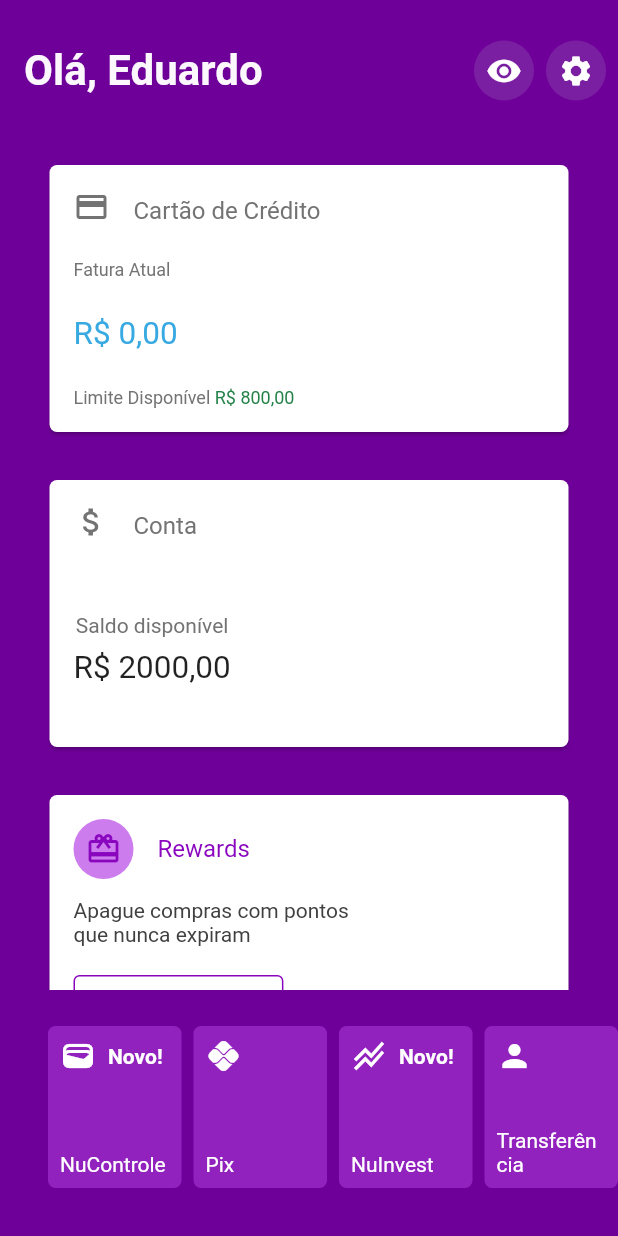
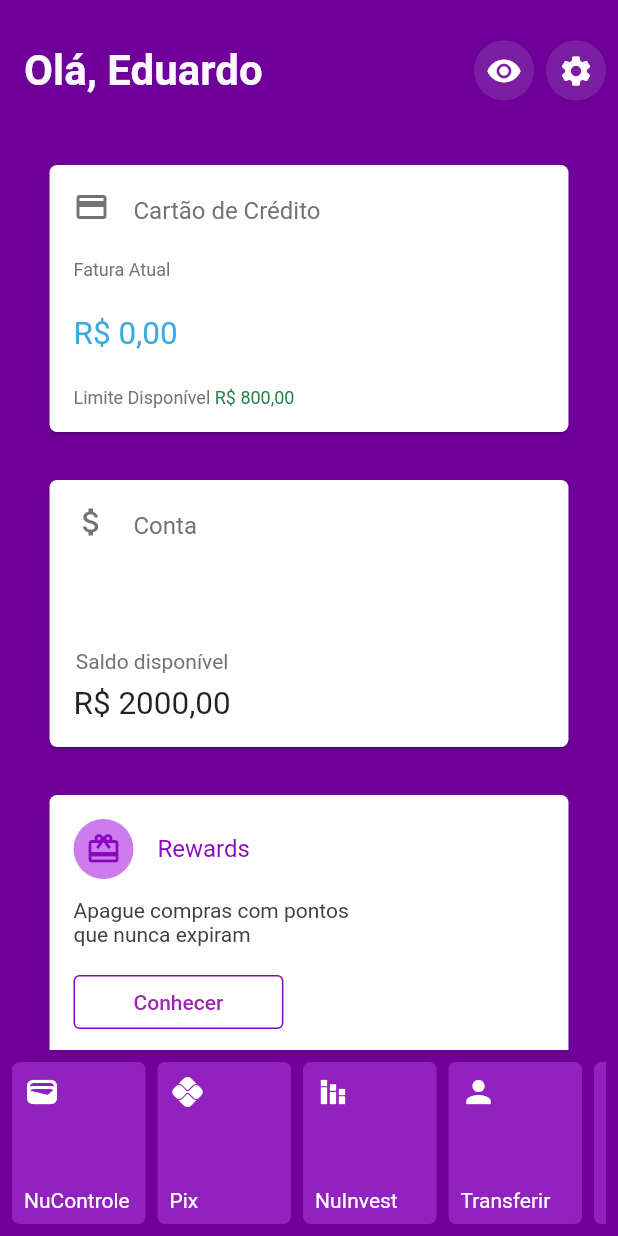
Before and after one commit to ThiagoTorres1/NuCopy, a Flutter app: the screen it shows after launch, on a phone screen of 412 x 824 dp. Run offline on Flutter 3.47's test engine with Material 2 defaults, Android fonts, the phone set to English and light mode, and no system bars.

Commit message:
Finishing the app

```diff
--- a/lib/components/body_info.dart
+++ b/lib/components/body_info.dart
@@ -1,5 +1,5 @@
 import 'package:flutter/material.dart';
-import 'package:nu_copy/components/component_card.dart';
+import 'package:nu_copy/components/card_component.dart';
 
 class BodyInfo extends StatelessWidget {
   const BodyInfo({Key? key}) : super(key: key);
@@ -9,13 +9,8 @@
     return SingleChildScrollView(
       child: Column(
         children: [
-          ComponentCard(
-            child: Padding(
-              padding: const EdgeInsets.all(16),
-              child: Column(
-                crossAxisAlignment: CrossAxisAlignment.start,
-                mainAxisAlignment: MainAxisAlignment.spaceBetween,
-                children: [
+          CardComponent(
+            child: [
               Row(
                 crossAxisAlignment: CrossAxisAlignment.end,
                 children: const [
@@ -65,20 +60,8 @@
               ),
             ],
           ),
-            ),
-          ),
-          ComponentCard(
-            child: Padding(
-              padding: const EdgeInsets.only(
-                top: 16,
-                left: 16,
-                right: 16,
-                bottom: 40,
-              ),
-              child: Column(
-                crossAxisAlignment: CrossAxisAlignment.start,
-                mainAxisAlignment: MainAxisAlignment.spaceBetween,
-                children: [
+          CardComponent(
+            child: [
               Row(
                 crossAxisAlignment: CrossAxisAlignment.end,
                 children: const [
@@ -116,15 +99,8 @@
               ),
             ],
           ),
-            ),
-          ),
-          ComponentCard(
-            child: Padding(
-              padding: const EdgeInsets.all(16),
-              child: Column(
-                crossAxisAlignment: CrossAxisAlignment.start,
-                mainAxisAlignment: MainAxisAlignment.spaceBetween,
-                children: [
+          CardComponent(
+            child: [
               Row(
                 children: const [
                   CircleAvatar(
@@ -169,15 +145,8 @@
               )
             ],
           ),
-            ),
-          ),
-          ComponentCard(
-            child: Padding(
-              padding: const EdgeInsets.all(16),
-              child: Column(
-                crossAxisAlignment: CrossAxisAlignment.start,
-                mainAxisAlignment: MainAxisAlignment.spaceBetween,
-                children: [
+          CardComponent(
+            child: [
               Row(
                 children: const [
                   CircleAvatar(
@@ -222,8 +191,6 @@
               )
             ],
           ),
-            ),
-          ),
         ],
       ),
     );
--- /dev/null
+++ b/lib/components/bottom_button.dart
@@ -0,0 +1,42 @@
+import 'package:flutter/material.dart';
+
+class BottomButtom extends StatelessWidget {
+  final IconData? icon;
+  final String? content;
+  const BottomButtom({Key? key, this.icon, this.content}) : super(key: key);
+
+  @override
+  Widget build(BuildContext context) {
+    return Container(
+      decoration: BoxDecoration(
+        borderRadius: BorderRadius.circular(5),
+        color: const Color.fromRGBO(146, 34, 190, 1),
+      ),
+      height: 113,
+      width: 89,
+      child: Padding(
+        padding: const EdgeInsets.all(8),
+        child: Column(
+          mainAxisAlignment: MainAxisAlignment.spaceBetween,
+          crossAxisAlignment: CrossAxisAlignment.start,
+          children: [
+            Row(
+              children: [
+                Icon(
+                  icon!,
+                  color: Colors.white,
+                ),
+              ],
+            ),
+            Text(
+              content!,
+              style: const TextStyle(
+                color: Colors.white,
+              ),
+            ),
+          ],
+        ),
+      ),
+    );
+  }
+}
--- a/lib/components/bottom_navigation_info.dart
+++ /dev/null
@@ -1,170 +0,0 @@
-import 'package:flutter/material.dart';
-
-class BottomInfo extends StatelessWidget {
-  const BottomInfo({Key? key}) : super(key: key);
-
-  @override
-  Widget build(BuildContext context) {
-    return SingleChildScrollView(
-      scrollDirection: Axis.horizontal,
-      child: Container(
-        height: 164,
-        child: Padding(
-          padding: const EdgeInsets.only(
-            top: 24,
-            left: 32,
-            bottom: 32,
-          ),
-          child: Row(
-            children: [
-              Container(
-                decoration: BoxDecoration(
-                  borderRadius: BorderRadius.circular(5),
-                  color: const Color.fromRGBO(146, 34, 190, 1),
-                ),
-                height: 113,
-                width: 89,
-                child: Padding(
-                  padding: const EdgeInsets.all(8),
-                  child: Column(
-                    mainAxisAlignment: MainAxisAlignment.spaceBetween,
-                    crossAxisAlignment: CrossAxisAlignment.start,
-                    children: [
-                      Row(
-                        children: const [
-                          Icon(
-                            Icons.wallet,
-                            color: Colors.white,
-                          ),
-                          SizedBox(width: 8),
-                          Text(
-                            'Novo!',
-                            style: TextStyle(
-                              color: Colors.white,
-                              fontWeight: FontWeight.bold,
-                            ),
-                          ),
-                        ],
-                      ),
-                      const Text(
-                        'NuControle',
-                        style: TextStyle(
-                          color: Colors.white,
-                        ),
-                      ),
-                    ],
-                  ),
-                ),
-              ),
-              const SizedBox(width: 8),
-              Container(
-                decoration: BoxDecoration(
-                  borderRadius: BorderRadius.circular(5),
-                  color: const Color.fromRGBO(146, 34, 190, 1),
-                ),
-                height: 113,
-                width: 89,
-                child: Padding(
-                  padding: const EdgeInsets.all(8),
-                  child: Column(
-                    mainAxisAlignment: MainAxisAlignment.spaceBetween,
-                    crossAxisAlignment: CrossAxisAlignment.start,
-                    children: [
-                      Row(
-                        children: const [
-                          Icon(
-                            Icons.pix,
-                            color: Colors.white,
-                          ),
-                          SizedBox(width: 8),
-                        ],
-                      ),
-                      const Text(
-                        'Pix',
-                        style: TextStyle(
-                          color: Colors.white,
-                        ),
-                      ),
-                    ],
-                  ),
-                ),
-              ),
-              const SizedBox(width: 8),
-              Container(
-                decoration: BoxDecoration(
-                  borderRadius: BorderRadius.circular(5),
-                  color: const Color.fromRGBO(146, 34, 190, 1),
-                ),
-                height: 113,
-                width: 89,
-                child: Padding(
-                  padding: const EdgeInsets.all(8),
-                  child: Column(
-                    mainAxisAlignment: MainAxisAlignment.spaceBetween,
-                    crossAxisAlignment: CrossAxisAlignment.start,
-                    children: [
-                      Row(
-                        children: const [
-                          Icon(
-                            Icons.stacked_line_chart,
-                            color: Colors.white,
-                          ),
-                          SizedBox(width: 8),
-                          Text(
-                            'Novo!',
-                            style: TextStyle(
-                              color: Colors.white,
-                              fontWeight: FontWeight.bold,
-                            ),
-                          ),
-                        ],
-                      ),
-                      const Text(
-                        'NuInvest',
-                        style: TextStyle(
-                          color: Colors.white,
-                        ),
-                      ),
-                    ],
-                  ),
-                ),
-              ),
-              const SizedBox(width: 8),
-              Container(
-                decoration: BoxDecoration(
-                  borderRadius: BorderRadius.circular(5),
-                  color: const Color.fromRGBO(146, 34, 190, 1),
-                ),
-                height: 113,
-                width: 89,
-                child: Padding(
-                  padding: const EdgeInsets.all(8),
-                  child: Column(
-                    mainAxisAlignment: MainAxisAlignment.spaceBetween,
-                    crossAxisAlignment: CrossAxisAlignment.start,
-                    children: [
-                      Row(
-                        children: const [
-                          Icon(
-                            Icons.person,
-                            color: Colors.white,
-                          ),
-                        ],
-                      ),
-                      const Text(
-                        'Transferência',
-                        style: TextStyle(
-                          color: Colors.white,
-                        ),
-                      ),
-                    ],
-                  ),
-                ),
-              ),
-            ],
-          ),
-        ),
-      ),
-    );
-  }
-}
--- a/lib/components/component_card.dart
+++ b/lib/components/card_component.dart
@@ -1,8 +1,8 @@
 import 'package:flutter/material.dart';
 
-class ComponentCard extends StatelessWidget {
-  final Widget? child;
-  const ComponentCard({
+class CardComponent extends StatelessWidget {
+  final List<Widget>? child;
+  const CardComponent({
     this.child,
     Key? key,
   }) : super(key: key);
@@ -22,7 +22,14 @@
       child: Container(
         height: 178,
         width: double.infinity,
-        child: child,
+        child: Padding(
+          padding: const EdgeInsets.all(16),
+          child: Column(
+            crossAxisAlignment: CrossAxisAlignment.start,
+            mainAxisAlignment: MainAxisAlignment.spaceBetween,
+            children: child!,
+          ),
+        ),
       ),
     );
   }
--- /dev/null
+++ b/lib/components/navigation_component.dart
@@ -0,0 +1,43 @@
+import 'package:flutter/material.dart';
+import 'package:nu_copy/components/bottom_button.dart';
+
+class NavigationComponent extends StatelessWidget {
+  const NavigationComponent({Key? key}) : super(key: key);
+
+  @override
+  Widget build(BuildContext context) {
+    return Container(
+      height: 124,
+      padding: const EdgeInsets.symmetric(horizontal: 8, vertical: 8),
+      child: ListView(
+        scrollDirection: Axis.horizontal,
+        children: const [
+          BottomButtom(
+            icon: Icons.wallet,
+            content: 'NuControle',
+          ),
+          SizedBox(width: 8),
+          BottomButtom(
+            icon: Icons.pix,
+            content: 'Pix',
+          ),
+          SizedBox(width: 8),
+          BottomButtom(
+            icon: Icons.stacked_bar_chart,
+            content: 'NuInvest',
+          ),
+          SizedBox(width: 8),
+          BottomButtom(
+            icon: Icons.person,
+            content: 'Transferir',
+          ),
+          SizedBox(width: 8),
+          BottomButtom(
+            icon: Icons.credit_card,
+            content: 'Cartão',
+          ),
+        ],
+      ),
+    );
+  }
+}
--- a/lib/pages/initial_page.dart
+++ b/lib/pages/initial_page.dart
@@ -1,6 +1,6 @@
 import 'package:flutter/material.dart';
 import 'package:nu_copy/components/body_info.dart';
-import 'package:nu_copy/components/bottom_navigation_info.dart';
+import 'package:nu_copy/components/navigation_component.dart';
 
 class HomePage extends StatelessWidget {
   const HomePage({Key? key}) : super(key: key);
@@ -44,7 +44,7 @@
         toolbarHeight: 94,
       ),
       body: const BodyInfo(),
-      bottomNavigationBar: const BottomInfo(),
+      bottomNavigationBar: const NavigationComponent(),
     );
   }
 }
```
Also changed, not shown: 1 other file. Lines whose indentation alone changed are shown as unchanged.
